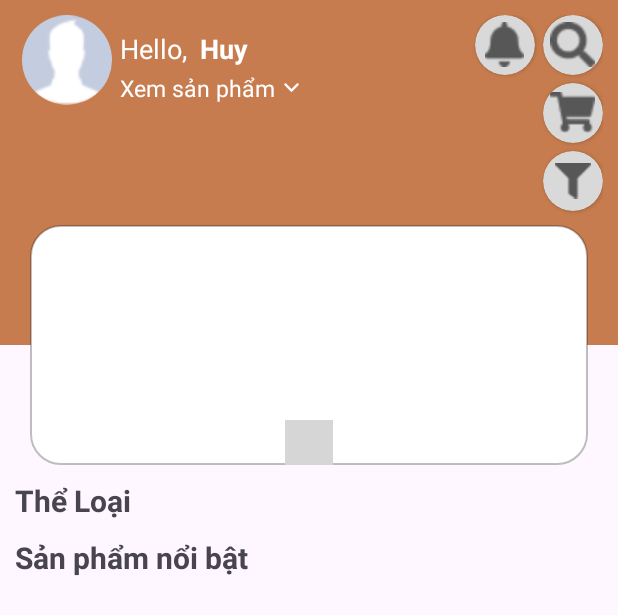
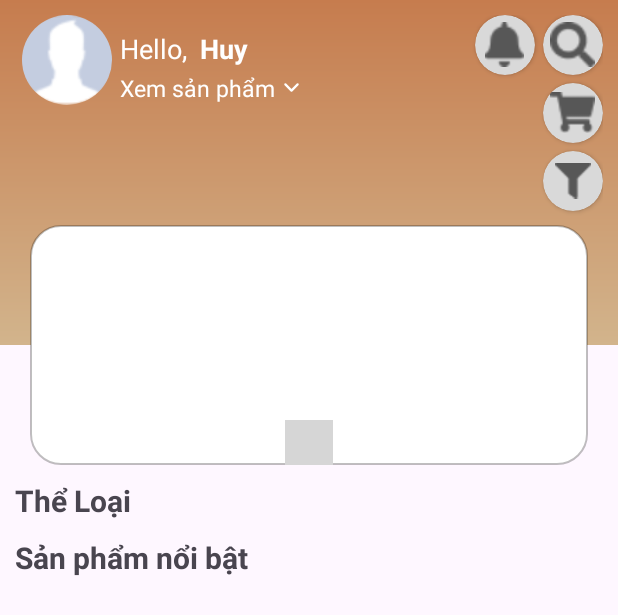
Before and after one commit to Khoana1/MD04-FStyle-Android, an Android app: the layout fragment_home.xml on its own in the app's theme, with its tools: preview values and no code run, on a phone screen of 412 x 824 dp. Shown: the top 615 px of the screen. Run offline under Robolectric (Android 15) with nearby library versions, the light colour scheme and no system bars; plain views replace CircleIndicator; grey boxes are pictures that could not be loaded.

Commit message:
update background home

```diff
--- /dev/null
+++ b/app/src/main/res/drawable/gradient_bg.xml
@@ -0,0 +1,12 @@
+<?xml version="1.0" encoding="utf-8"?>
+<shape xmlns:android="http://schemas.android.com/apk/res/android"
+    android:shape="rectangle">
+
+    <gradient
+        android:angle="90"
+        android:endColor="#C67C4E"
+        android:startColor="@color/colorSplash"
+        android:type="linear">
+
+    </gradient>
+</shape>
--- a/app/src/main/res/layout/fragment_home.xml
+++ b/app/src/main/res/layout/fragment_home.xml
@@ -13,7 +13,7 @@
             android:id="@+id/constraintLayout"
             android:layout_width="match_parent"
             android:layout_height="230dp"
-            android:background="#C67C4E"
+            android:background="@drawable/gradient_bg"
             android:padding="10dp"
             app:layout_constraintEnd_toEndOf="parent"
             app:layout_constraintStart_toStartOf="parent"
```
